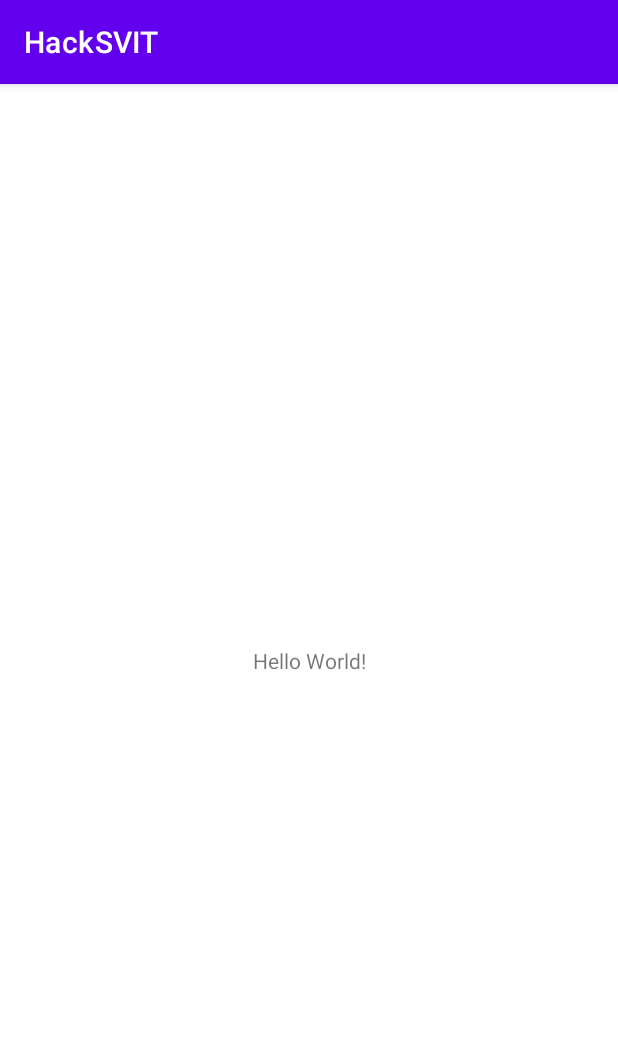
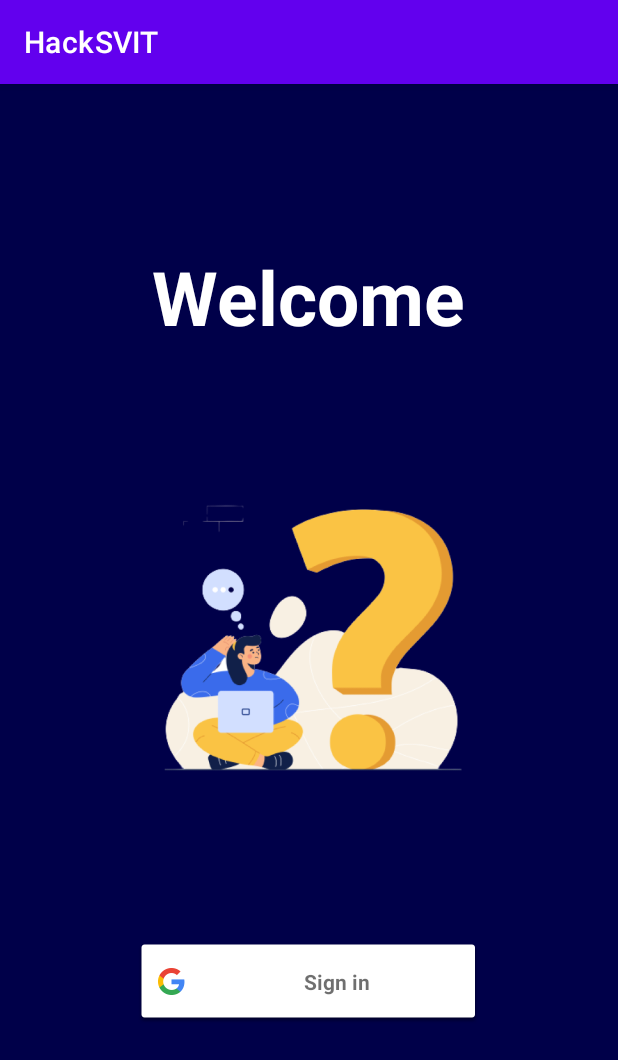
Before and after one commit to Parth-Pitrubhakta/HackSVIT, an Android app: the screen it shows after launch (MainActivity before the commit, signInActivity after it), on a phone screen of 412 x 824 dp. Shown: the top 1060 px of the screen. Run offline under Robolectric (Android 15) with nearby library versions, the phone set to English and light mode, and no system bars; our stand-ins replace Firebase (no records; nobody signed in at launch, a user with empty details on screens opened directly).

Commit message:
signin page

```diff
--- /dev/null
+++ b/app/src/main/java/com/example/hacksvit/signInActivity.kt
@@ -0,0 +1,87 @@
+package com.example.hacksvit
+
+import android.content.Intent
+import androidx.appcompat.app.AppCompatActivity
+import android.os.Bundle
+import android.util.Log
+import com.google.android.gms.auth.api.signin.GoogleSignIn
+import com.google.android.gms.auth.api.signin.GoogleSignInOptions
+import com.google.android.gms.common.api.ApiException
+import com.google.firebase.auth.FirebaseAuth
+import com.google.firebase.auth.GoogleAuthProvider
+import com.google.firebase.auth.ktx.auth
+import com.google.firebase.ktx.Firebase
+
+class signInActivity : AppCompatActivity() {
+    private lateinit var auth: FirebaseAuth
+    val RC_SIGN_IN = 123
+    val TAG = "Login Activity"
+
+
+    override fun onCreate(savedInstanceState: Bundle?) {
+        super.onCreate(savedInstanceState)
+        setContentView(R.layout.activity_sign_in)
+
+        auth  = Firebase.auth
+        val signin_button = findViewById<com.google.android.gms.common.SignInButton>(R.id.google_sign_in)
+        val gso = GoogleSignInOptions.Builder(GoogleSignInOptions.DEFAULT_SIGN_IN)
+
+            .requestEmail()
+            .requestIdToken("851077889947-9c3j5l786l04jam06h5vrf7h7d47r2d8.apps.googleusercontent.com")
+            .build()
+
+        val googleSignInClient = GoogleSignIn.getClient(this, gso)
+
+        signin_button.setOnClickListener {
+            val signInIntent = googleSignInClient.signInIntent
+            startActivityForResult(signInIntent, RC_SIGN_IN)
+        }
+    }
+
+    @Deprecated("Deprecated in Java")
+    override fun onActivityResult(requestCode: Int, resultCode: Int, data_signin: Intent?) {
+        super.onActivityResult(requestCode, resultCode, data_signin)
+
+        // Result returned from launching the Intent from GoogleSignInApi.getSignInIntent(...);
+        if (requestCode == RC_SIGN_IN) {
+            val task = GoogleSignIn.getSignedInAccountFromIntent(data_signin)
+            try {
+                // Google Sign In was successful, authenticate with Firebase
+                val account = task.getResult(ApiException::class.java)!!
+                Log.d(TAG, "firebaseAuthWithGoogle:" + account.id)
+                firebaseAuthWithGoogle(account.idToken!!)
+            } catch (e: ApiException) {
+                // Google Sign In failed, update UI appropriately
+                Log.w(TAG, "Google sign in failed", e)
+            }
+        }
+    }
+
+    private fun firebaseAuthWithGoogle(idToken: String) {
+        val credential = GoogleAuthProvider.getCredential(idToken, null)
+        auth.signInWithCredential(credential)
+            .addOnCompleteListener(this) { task ->
+                if (task.isSuccessful) {
+
+                    Log.d(TAG, "signInWithCredential:success")
+                    val user = auth.currentUser
+
+                    if( task.result!!.additionalUserInfo!!.isNewUser) {
+                        val intent = Intent(this, loginSelectPage::class.java)
+                        intent.flags = Intent.FLAG_ACTIVITY_CLEAR_TASK or (Intent.FLAG_ACTIVITY_NEW_TASK)
+                        startActivity(intent)
+                    }
+                    else {
+                        val intent = Intent(this, loginSelectPage::class.java)
+                        intent.flags = Intent.FLAG_ACTIVITY_CLEAR_TASK or (Intent.FLAG_ACTIVITY_NEW_TASK)
+                        startActivity(intent)
+                    }
+
+                } else {
+                    // If sign in fails, display a message to the user.
+                    Log.w(TAG, "signInWithCredential:failure", task.exception)
+
+                }
+            }
+    }
+}
--- /dev/null
+++ b/app/src/main/res/drawable/ic_baseline_account_circle_24.xml
@@ -0,0 +1,5 @@
+<vector android:height="24dp" android:tint="#FFFFFFFF"
+    android:viewportHeight="24" android:viewportWidth="24"
+    android:width="24dp" xmlns:android="http://schemas.android.com/apk/res/android">
+    <path android:fillColor="@android:color/white" android:pathData="M12,2C6.48,2 2,6.48 2,12s4.48,10 10,10 10,-4.48 10,-10S17.52,2 12,2zM12,5c1.66,0 3,1.34 3,3s-1.34,3 -3,3 -3,-1.34 -3,-3 1.34,-3 3,-3zM12,19.2c-2.5,0 -4.71,-1.28 -6,-3.22 0.03,-1.99 4,-3.08 6,-3.08 1.99,0 5.97,1.09 6,3.08 -1.29,1.94 -3.5,3.22 -6,3.22z"/>
+</vector>
--- /dev/null
+++ b/app/src/main/res/layout/activity_sign_in.xml
@@ -0,0 +1,47 @@
+<?xml version="1.0" encoding="utf-8"?>
+<androidx.constraintlayout.widget.ConstraintLayout xmlns:android="http://schemas.android.com/apk/res/android"
+    xmlns:app="http://schemas.android.com/apk/res-auto"
+    xmlns:tools="http://schemas.android.com/tools"
+    android:layout_width="match_parent"
+    android:layout_height="match_parent"
+    android:background="@color/backgroundColor"
+    tools:context=".signInActivity">
+
+    <TextView
+        android:id="@+id/textView3"
+        android:layout_width="wrap_content"
+        android:layout_height="wrap_content"
+        android:layout_marginTop="108dp"
+        android:text="Welcome"
+        android:textColor="@color/white"
+        android:textSize="50sp"
+        android:textStyle="bold"
+        app:layout_constraintEnd_toEndOf="parent"
+        app:layout_constraintHorizontal_bias="0.497"
+        app:layout_constraintStart_toStartOf="parent"
+        app:layout_constraintTop_toTopOf="parent" />
+
+    <ImageView
+        android:id="@+id/imageView"
+        android:layout_width="263dp"
+        android:layout_height="268dp"
+        android:layout_marginTop="56dp"
+        android:src="@drawable/welcomepageimg"
+        app:layout_constraintEnd_toEndOf="parent"
+        app:layout_constraintStart_toStartOf="parent"
+        app:layout_constraintTop_toBottomOf="@+id/textView3" />
+
+    <com.google.android.gms.common.SignInButton
+        android:id="@+id/google_sign_in"
+        android:layout_width="231dp"
+        android:layout_height="57dp"
+        android:layout_marginStart="16dp"
+        android:foregroundGravity="center"
+        android:textAlignment="center"
+        app:layout_constraintBottom_toBottomOf="parent"
+        app:layout_constraintEnd_toEndOf="parent"
+        app:layout_constraintHorizontal_bias="0.451"
+        app:layout_constraintStart_toStartOf="parent"
+        app:layout_constraintTop_toBottomOf="@+id/imageView"
+        app:layout_constraintVertical_bias="0.331" />
+</androidx.constraintlayout.widget.ConstraintLayout>
--- a/app/src/main/res/values/colors.xml
+++ b/app/src/main/res/values/colors.xml
@@ -7,4 +7,7 @@
     <color name="teal_700">#FF018786</color>
     <color name="black">#FF000000</color>
     <color name="white">#FFFFFFFF</color>
+    <color name="backgroundColor">#000049</color>
+    <color name="indigo">#4B0082</color>
+    <color name="orange">#FF5722</color>
 </resources>
```
Also changed, not shown: app/build.gradle (+9 -0 lines), app/src/main/AndroidManifest.xml (+13 -1 lines), app/src/main/java/com/example/hacksvit/loginSelectPage.kt (added, +28 -0 lines), app/src/main/java/com/example/hacksvit/ngoLoginPage.kt (added, +11 -0 lines), app/src/main/java/com/example/hacksvit/volunteerLoginPage.kt (added, +11 -0 lines), app/src/main/res/layout/activity_login_select_page.xml (added, +53 -0 lines), app/src/main/res/layout/activity_ngo_login_page.xml (added, +108 -0 lines), app/src/main/res/layout/activity_volunteer_login_page.xml (added, +109 -0 lines), build.gradle (+15 -4 lines), app/src/main/res/drawable-v24/welcomepageimg.png (added), 1 other file.
